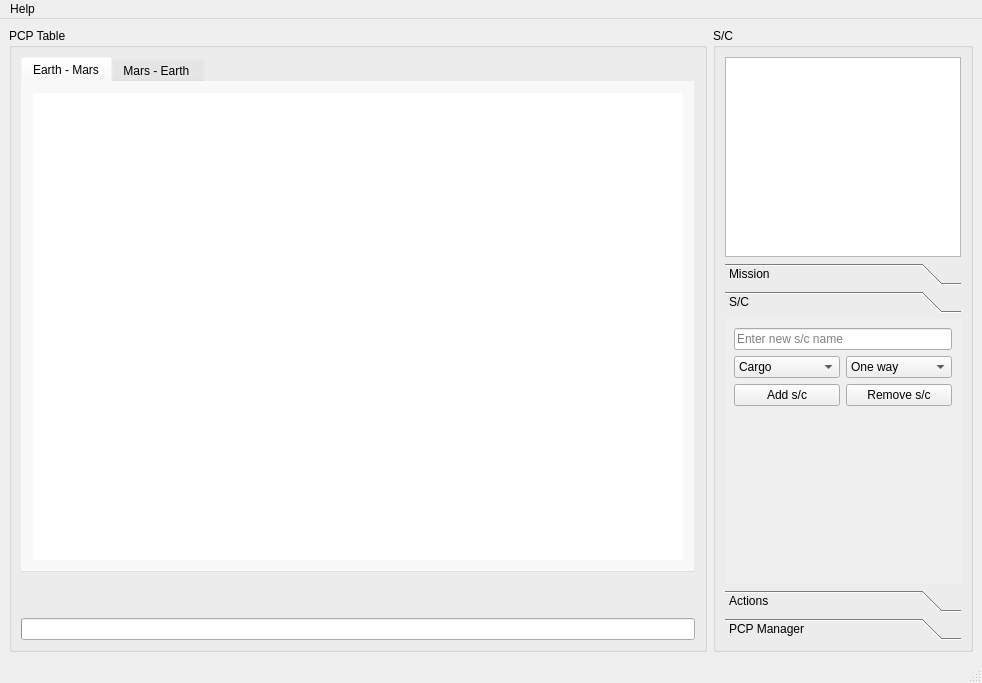
Before: the Qt Designer form src/sonet_main_window.ui in jorialand/sonet_tfm_horia, drawn with Qt 5.
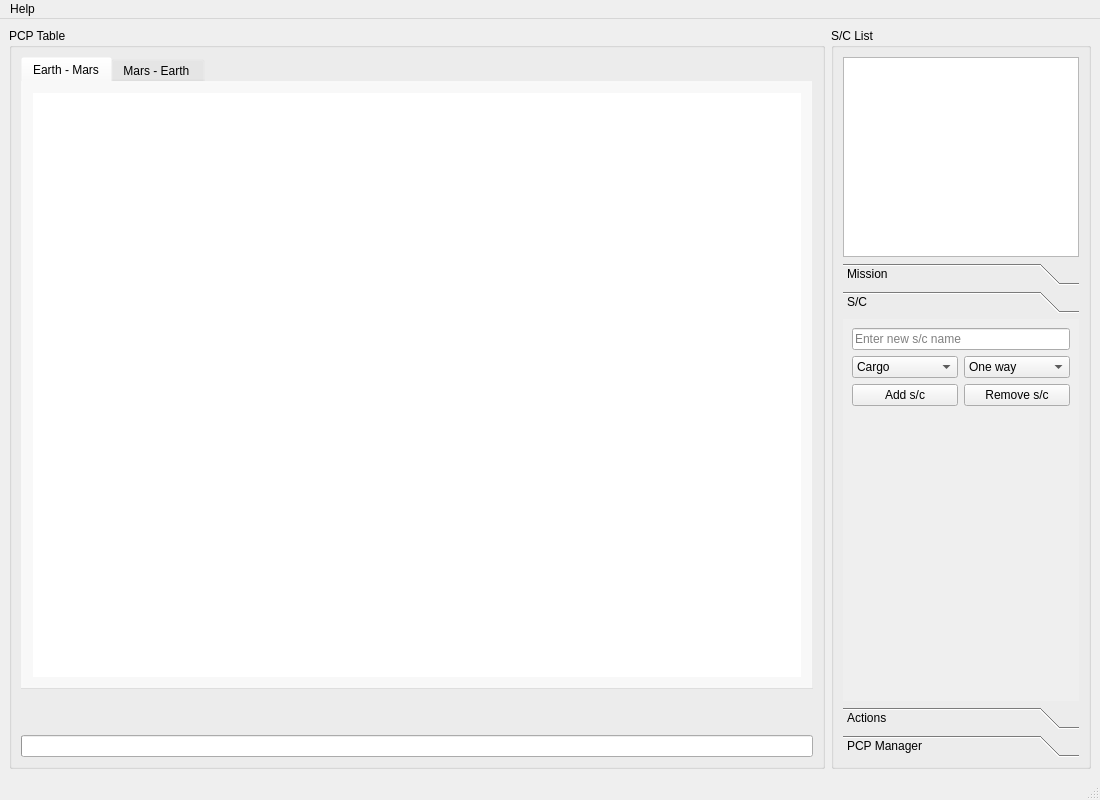
After: the same form once the commit is applied.

The edit to the form file:
```diff
--- a/src/sonet_main_window.ui
+++ b/src/sonet_main_window.ui
@@ -6,8 +6,8 @@
    <rect>
     <x>0</x>
     <y>0</y>
-    <width>982</width>
-    <height>683</height>
+    <width>1100</width>
+    <height>800</height>
    </rect>
   </property>
   <property name="sizePolicy">
@@ -597,7 +597,7 @@
        </size>
       </property>
       <property name="title">
-       <string>S/C</string>
+       <string>S/C List</string>
       </property>
       <property name="flat">
        <bool>true</bool>
@@ -722,7 +722,7 @@
             <x>0</x>
             <y>0</y>
             <width>230</width>
-            <height>235</height>
+            <height>352</height>
            </rect>
           </property>
           <attribute name="label">
@@ -985,7 +985,7 @@
     <rect>
      <x>0</x>
      <y>0</y>
-     <width>982</width>
+     <width>1100</width>
      <height>22</height>
     </rect>
    </property>
```
Left out of the diff: 8 changed lines with no effect on the pictures.
